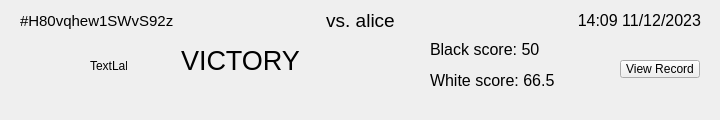
Before: the Qt Designer form game-of-go-qt-ui/game-of-go-qt-ui/historyitemwidget.ui in Aylesworth/game-of-go, drawn with Qt 5.
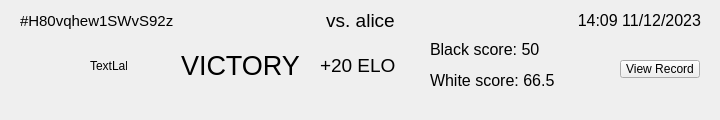
After: the same form once the commit is applied.

Diff of the .ui file:
```diff
--- a/game-of-go-qt-ui/game-of-go-qt-ui/historyitemwidget.ui
+++ b/game-of-go-qt-ui/game-of-go-qt-ui/historyitemwidget.ui
@@ -116,7 +116,7 @@
      <x>160</x>
      <y>40</y>
      <width>161</width>
-     <height>41</height>
+     <height>51</height>
     </rect>
    </property>
    <property name="font">
@@ -144,6 +144,27 @@
     <string>TextLabel</string>
    </property>
   </widget>
+  <widget class="QLabel" name="lbl_elo">
+   <property name="geometry">
+    <rect>
+     <x>320</x>
+     <y>40</y>
+     <width>81</width>
+     <height>51</height>
+    </rect>
+   </property>
+   <property name="font">
+    <font>
+     <pointsize>14</pointsize>
+    </font>
+   </property>
+   <property name="text">
+    <string>+20 ELO</string>
+   </property>
+   <property name="alignment">
+    <set>Qt::AlignLeading|Qt::AlignLeft|Qt::AlignVCenter</set>
+   </property>
+  </widget>
  </widget>
  <resources/>
  <connections/>
```
